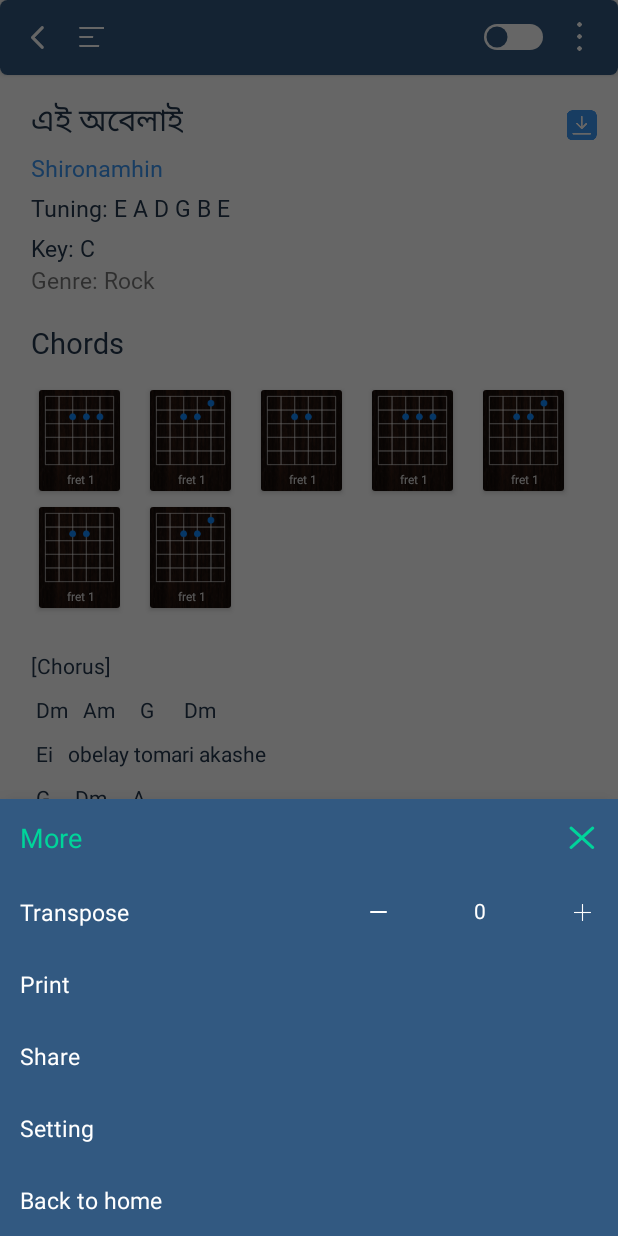
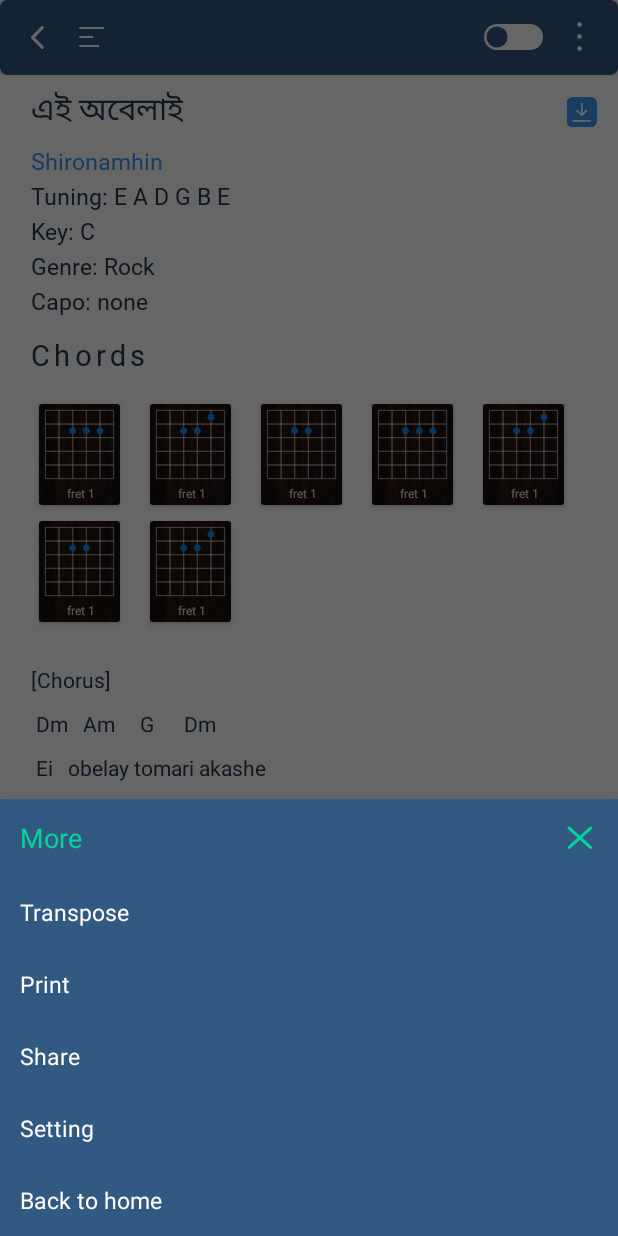
Before and after one commit to AkashShahriar55/chordera, an Android app: the fragment ChordDisplayFragment placed in its activity, after a tap on an icon or button, on a phone screen of 412 x 824 dp. Run offline under Robolectric (Android 15) with nearby library versions, the phone set to English and light mode, and no system bars; our stand-ins replace Firebase (no records; nobody signed in at launch, a user with empty details on screens opened directly), sdp/ssp sizes; libraries missing offline, so code that uses them is left out: com.karumi.dexter, io.grpc.internal, io.itimetraveler.widget, me.everything.android, org.billthefarmer.mididriver; 4 statements that could not run were skipped.

Commit message:
chordera sprint 2.0 done word

```diff
--- a/app/src/main/java/com/cookietech/chordera/appcomponents/NavigatorTags.java
+++ b/app/src/main/java/com/cookietech/chordera/appcomponents/NavigatorTags.java
@@ -14,4 +14,5 @@ public class NavigatorTags {
     public static final String SELECTION_TYPE_FRAGMENT = "selection_type_fragment";
     public static final String CHORD_DISPLAY_FRAGMENT = "chord_display_fragment";
     public static final String CHORD_DISPLAY_FULLSCREEN_FRAGMENT = "chord_display_fullscreen_fragment";
+    public static final int CONTAINER_ID_DEFAULT = 1;
 }
--- a/app/src/main/java/com/cookietech/chordera/chordDisplay/ChordDisplayFragment.java
+++ b/app/src/main/java/com/cookietech/chordera/chordDisplay/ChordDisplayFragment.java
@@ -25,8 +25,10 @@ import android.widget.ImageView;
 import android.widget.Toast;
 
 import com.cookietech.chordera.R;
+import com.cookietech.chordera.appcomponents.NavigatorTags;
 import com.cookietech.chordera.databinding.FragmentChordDisplayBinding;
 import com.cookietech.chordera.fragments.ChorderaFragment;
+import com.cookietech.chordera.models.Navigator;
 import com.cookietech.chordera.models.SelectionType;
 import com.cookietech.chordera.models.SongsPOJO;
 import com.cookietech.chordera.models.TabPOJO;
@@ -35,6 +37,9 @@ import com.cookietech.chordlibrary.ChordsAdapter;
 import com.google.android.material.bottomsheet.BottomSheetBehavior;
 
 import java.util.ArrayList;
+import java.util.Calendar;
+
+import static com.cookietech.chordera.chordDisplay.ChordDisplayTransposeModal.TRANSPOSE_CAPO;
 
 /**
  * A simple {@link Fragment} subclass.
@@ -53,6 +58,7 @@ public class ChordDisplayFragment extends ChorderaFragment implements ChordsAdap
     private SelectionType selectedTab;
     private TabPOJO tabData;
     private ImageView auto_scroll_btn;
+    private String lastSelectedTransposeType = TRANSPOSE_CAPO;
 
     public ChordDisplayFragment() {
         // Required empty public constructor
@@ -135,11 +141,20 @@ public class ChordDisplayFragment extends ChorderaFragment implements ChordsAdap
             @Override
             public void onClick(View v) {
 
-                ChordDisplaySettingModal moreFragmentDialog = ChordDisplaySettingModal.newInstance(lastSelectedTranspose);
+                ChordDisplaySettingModal moreFragmentDialog = ChordDisplaySettingModal.newInstance();
                 moreFragmentDialog.setCallback(new ChordDisplaySettingModal.MoreCallback() {
+
                     @Override
-                    public void onTranspose(int transpose) {
-                        lastSelectedTranspose = transpose;
+                    public void onTransposeSelected() {
+                        ChordDisplayTransposeModal transposeModalDialog = ChordDisplayTransposeModal.newInstance(tabData.getKey(),lastSelectedTranspose,lastSelectedTransposeType);
+                        transposeModalDialog.setCallback(new ChordDisplayTransposeModal.TransposeCallback() {
+                            @Override
+                            public void onTranspose(int transpose, String transposeType) {
+                                lastSelectedTranspose = transpose;
+                                lastSelectedTransposeType = transposeType;
+                            }
+                        });
+                        transposeModalDialog.show(requireFragmentManager(),"transpose_dialog");
                     }
 
                     @Override
@@ -160,9 +175,10 @@ public class ChordDisplayFragment extends ChorderaFragment implements ChordsAdap
                     @Override
                     public void onBackToHomeSelected() {
                         Log.d("more_debug", "onBackToHomeSelected: ");
+                        mainViewModel.setNavigation(NavigatorTags.LANDING_FRAGMENT,NavigatorTags.CONTAINER_ID_DEFAULT);
                     }
                 });
-                moreFragmentDialog.show(requireFragmentManager(),"dialog");
+                moreFragmentDialog.show(requireFragmentManager(),"more_dialog");
             }
         });
 
@@ -187,6 +203,7 @@ public class ChordDisplayFragment extends ChorderaFragment implements ChordsAdap
                 Toast.makeText(requireContext(), "Hey", Toast.LENGTH_SHORT).show();
             }
         });
+
 
     }
 
@@ -223,12 +240,12 @@ public class ChordDisplayFragment extends ChorderaFragment implements ChordsAdap
         if(selectedSong != null){
             binding.tvSongName.setText(selectedSong.getSong_name());
             binding.tvBandName.setText(selectedSong.getArtist_name());
+            binding.tvGenre.setText("Genre: "+ selectedSong.getGenre());
         }
 
         if(tabData != null){
             binding.tvTuning.setText("Tuning: "+ tabData.getTuning());
             binding.tvKey.setText("Key: "+ tabData.getKey());
-            binding.tvGenre.setText("Genre: "+ tabData.getGenre());
             binding.tvSongChords.setText(tabData.getData());
         }
     }
@@ -388,6 +405,8 @@ public class ChordDisplayFragment extends ChorderaFragment implements ChordsAdap
         binding.tvKey.setTextColor(getResources().getColor(R.color.colorPrimary));
         binding.tvChords.setTextColor(getResources().getColor(R.color.colorPrimary));
         binding.tvSongChords.setTextColor(getResources().getColor(R.color.colorPrimary));
+        binding.tvGenre.setTextColor(getResources().getColor(R.color.colorPrimary));
+        binding.tvCapo.setTextColor(getResources().getColor(R.color.colorPrimary));
     }
 
     private void activateDarkMode(){
@@ -397,6 +416,8 @@ public class ChordDisplayFragment extends ChorderaFragment implements ChordsAdap
         binding.tvKey.setTextColor(getResources().getColor(R.color.white));
         binding.tvChords.setTextColor(getResources().getColor(R.color.white));
         binding.tvSongChords.setTextColor(getResources().getColor(R.color.white));
+        binding.tvGenre.setTextColor(getResources().getColor(R.color.white));
+        binding.tvCapo.setTextColor(getResources().getColor(R.color.white));
     }
 
     private void toggleMode() {
--- a/app/src/main/java/com/cookietech/chordera/chordDisplay/ChordDisplaySettingModal.java
+++ b/app/src/main/java/com/cookietech/chordera/chordDisplay/ChordDisplaySettingModal.java
@@ -24,16 +24,16 @@ public class ChordDisplaySettingModal extends BottomSheetDialogFragment {
 
     FragmentChordDisplaySettingModalBinding binding;
     MoreCallback callback;
-    int transposeValue;
+
 
     public ChordDisplaySettingModal() {
         // Required empty public constructor
     }
 
-    public static ChordDisplaySettingModal newInstance(int lastTranspose) {
+    public static ChordDisplaySettingModal newInstance() {
         ChordDisplaySettingModal fragment = new ChordDisplaySettingModal();
         Bundle args = new Bundle();
-        args.putInt("last_transpose",lastTranspose);
+
         fragment.setArguments(args);
         return fragment;
     }
@@ -46,7 +46,7 @@ public class ChordDisplaySettingModal extends BottomSheetDialogFragment {
     public void onCreate(Bundle savedInstanceState) {
         super.onCreate(savedInstanceState);
         if (getArguments() != null) {
-            transposeValue = getArguments().getInt("last_transpose");
+
         }
     }
 
@@ -61,26 +61,7 @@ public class ChordDisplaySettingModal extends BottomSheetDialogFragment {
     @Override
     public void onViewCreated(@NonNull View view, @Nullable Bundle savedInstanceState) {
         super.onViewCreated(view, savedInstanceState);
-        binding.transposeValue.setText(String.valueOf(transposeValue));
-        binding.transposePlusBtn.setOnClickListener(new View.OnClickListener() {
-            @Override
-            public void onClick(View v) {
-                transposeValue++;
-                if(callback!=null)
-                    callback.onTranspose(transposeValue);
-                binding.transposeValue.setText(String.valueOf(transposeValue));
-            }
-        });
 
-        binding.transposeMinusBtn.setOnClickListener(new View.OnClickListener() {
-            @Override
-            public void onClick(View v) {
-                transposeValue--;
-                if(callback!=null)
-                    callback.onTranspose(transposeValue);
-                binding.transposeValue.setText(String.valueOf(transposeValue));
-            }
-        });
 
         binding.moreBackToHomeBtn.setOnClickListener(new View.OnClickListener() {
             @Override
@@ -114,6 +95,16 @@ public class ChordDisplaySettingModal extends BottomSheetDialogFragment {
                 dismiss();
             }
         });
+        binding.moreTransposeBtn.setOnClickListener(new View.OnClickListener() {
+            @Override
+            public void onClick(View v) {
+                if(callback!=null)
+                    callback.onTransposeSelected();
+                dismiss();
+            }
+        });
+
+
 
         binding.moreCloseBtn.setOnClickListener(new View.OnClickListener() {
             @Override
@@ -124,7 +115,7 @@ public class ChordDisplaySettingModal extends BottomSheetDialogFragment {
     }
 
     public interface MoreCallback{
-        void onTranspose(int transpose);
+        void onTransposeSelected();
         void onPrintSelected();
         void onShareSelected();
         void onSettingSelected();
--- a/app/src/main/res/layout/fragment_chord_display.xml
+++ b/app/src/main/res/layout/fragment_chord_display.xml
@@ -51,10 +51,25 @@
                     app:layout_constraintTop_toTopOf="parent">
 
                     <TextView
+                        android:id="@+id/tv_capo"
+                        android:layout_width="wrap_content"
+                        android:layout_height="wrap_content"
+                        android:layout_marginTop="5dp"
+                        android:fontFamily="@font/roboto_regular"
+                        android:includeFontPadding="false"
+                        android:text="Capo: none"
+                        android:textSize="@dimen/_12ssp"
+                        app:layout_constraintBottom_toBottomOf="parent"
+                        app:layout_constraintStart_toStartOf="parent"
+                        app:layout_constraintTop_toBottomOf="@+id/tv_genre" />
+
+                    <TextView
                         android:id="@+id/tv_song_name"
                         android:layout_width="wrap_content"
                         android:layout_height="wrap_content"
-                        android:layout_marginTop="15dp"
+                        android:includeFontPadding="false"
+                        android:paddingTop="@dimen/_8sdp"
+                        android:paddingBottom="@dimen/_8sdp"
                         android:text="এই অবেলাই"
                         android:textSize="@dimen/_16ssp"
                         app:layout_constraintStart_toStartOf="parent"
@@ -64,8 +79,8 @@
                         android:id="@+id/tv_band_name"
                         android:layout_width="wrap_content"
                         android:layout_height="wrap_content"
-                        android:layout_marginTop="5dp"
                         android:fontFamily="@font/roboto_regular"
+                        android:includeFontPadding="false"
                         android:text="Shironamhin"
                         android:textColor="@color/chord_display_band_name"
                         android:textSize="@dimen/_12ssp"
@@ -78,6 +93,7 @@
                         android:layout_height="wrap_content"
                         android:layout_marginTop="5dp"
                         android:fontFamily="@font/roboto_regular"
+                        android:includeFontPadding="false"
                         android:text="Tuning: E A D G B E"
                         android:textSize="@dimen/_12ssp"
                         app:layout_constraintStart_toStartOf="parent"
@@ -89,6 +105,7 @@
                         android:layout_height="wrap_content"
                         android:layout_marginTop="5dp"
                         android:fontFamily="@font/roboto_regular"
+                        android:includeFontPadding="false"
                         android:text="Key: C"
                         android:textSize="@dimen/_12ssp"
                         app:layout_constraintStart_toStartOf="parent"
@@ -98,11 +115,13 @@
                         android:id="@+id/tv_genre"
                         android:layout_width="wrap_content"
                         android:layout_height="wrap_content"
+                        android:layout_marginTop="5dp"
+                        android:fontFamily="@font/roboto_regular"
+                        android:includeFontPadding="false"
                         android:text="Genre: Rock"
-                        android:fontFamily="@font/roboto_regular"
                         android:textSize="@dimen/_12ssp"
-                        app:layout_constraintTop_toBottomOf="@id/tv_key"
-                        app:layout_constraintLeft_toLeftOf="parent"/>
+                        app:layout_constraintLeft_toLeftOf="parent"
+                        app:layout_constraintTop_toBottomOf="@id/tv_key" />
 
                     <ImageView
                         android:id="@+id/imageView10"
@@ -128,8 +147,11 @@
                         android:id="@+id/tv_chords"
                         android:layout_width="wrap_content"
                         android:layout_height="wrap_content"
-                        android:layout_marginTop="@dimen/_14sdp"
                         android:fontFamily="@font/roboto_regular"
+                        android:includeFontPadding="false"
+                        android:letterSpacing="0.15"
+                        android:paddingTop="@dimen/_12sdp"
+                        android:paddingBottom="@dimen/_12sdp"
                         android:text="Chords"
                         android:textSize="@dimen/_15ssp"
                         app:layout_constraintStart_toStartOf="parent"
@@ -139,7 +161,6 @@
                         android:id="@+id/rv_chords"
                         android:layout_width="0dp"
                         android:layout_height="wrap_content"
-                        android:layout_marginTop="@dimen/_10sdp"
                         app:layout_constraintEnd_toEndOf="parent"
                         app:layout_constraintStart_toStartOf="parent"
                         app:layout_constraintTop_toBottomOf="@+id/tv_chords" />
--- a/app/src/main/res/layout/fragment_chord_display_setting_modal.xml
+++ b/app/src/main/res/layout/fragment_chord_display_setting_modal.xml
@@ -16,7 +16,7 @@
         android:text="More"
         android:textColor="#00D49A"
         android:textSize="@dimen/_14ssp"
-        app:layout_constraintBottom_toTopOf="@+id/textView6"
+        app:layout_constraintBottom_toTopOf="@+id/more_transpose_btn"
         app:layout_constraintStart_toStartOf="parent"
         app:layout_constraintTop_toTopOf="parent" />
 
@@ -35,14 +35,15 @@
         app:tint="#00D49A" />
 
     <TextView
-        android:id="@+id/textView6"
-        android:layout_width="wrap_content"
+        android:id="@+id/more_transpose_btn"
+        android:layout_width="0dp"
         android:layout_height="wrap_content"
         android:padding="@dimen/_10sdp"
         android:text="Transpose"
         android:textColor="@color/color_white"
         android:textSize="@dimen/_12ssp"
         app:layout_constraintBottom_toTopOf="@+id/smore_print_btn"
+        app:layout_constraintEnd_toEndOf="parent"
         app:layout_constraintStart_toStartOf="parent"
         app:layout_constraintTop_toBottomOf="@+id/textView9" />
 
@@ -60,7 +61,7 @@
         app:layout_constraintBottom_toTopOf="@+id/more_share_btn"
         app:layout_constraintEnd_toEndOf="parent"
         app:layout_constraintStart_toStartOf="parent"
-        app:layout_constraintTop_toBottomOf="@+id/textView6" />
+        app:layout_constraintTop_toBottomOf="@+id/more_transpose_btn" />
 
     <TextView
         android:id="@+id/more_share_btn"
@@ -110,52 +111,4 @@
         app:layout_constraintStart_toStartOf="parent"
         app:layout_constraintTop_toBottomOf="@+id/more_setting_btn" />
 
-    <ImageView
-        android:id="@+id/transpose_plus_btn"
-        android:layout_width="0dp"
-        android:layout_height="0dp"
-        android:background="?android:attr/selectableItemBackground"
-        android:clickable="true"
-        android:focusable="auto"
-        android:scaleType="centerInside"
-        android:src="@drawable/plus_icon"
-        app:layout_constraintBottom_toBottomOf="@+id/textView6"
-        app:layout_constraintDimensionRatio="1:1"
-        app:layout_constraintEnd_toEndOf="parent"
-        app:layout_constraintStart_toEndOf="@+id/transpose_value"
-        app:layout_constraintStart_toStartOf="@+id/more_close_btn"
-        app:layout_constraintTop_toTopOf="@+id/textView6"
-        app:layout_constraintVertical_bias="0.0" />
-
-    <ImageView
-        android:id="@+id/transpose_minus_btn"
-        android:layout_width="0dp"
-        android:layout_height="0dp"
-        android:layout_marginEnd="20dp"
-        android:background="?android:attr/selectableItemBackground"
-        android:clickable="true"
-        android:focusable="auto"
-        android:scaleType="centerInside"
-        android:src="@drawable/minus_icon"
-        app:layout_constraintBottom_toBottomOf="@+id/transpose_plus_btn"
-        app:layout_constraintDimensionRatio="1:1"
-        app:layout_constraintEnd_toStartOf="@+id/transpose_value"
-        app:layout_constraintHorizontal_chainStyle="packed"
-        app:layout_constraintTop_toTopOf="@+id/transpose_plus_btn"
-        app:layout_constraintVertical_bias="0.437" />
-
-    <TextView
-        android:id="@+id/transpose_value"
-        android:layout_width="0dp"
-        android:layout_height="0dp"
-        android:layout_marginEnd="20dp"
-        android:gravity="center|center_horizontal"
-        android:includeFontPadding="false"
-        android:text="0"
-        android:textColor="@color/color_white"
-        app:layout_constraintBottom_toBottomOf="@+id/transpose_plus_btn"
-        app:layout_constraintDimensionRatio="1:1"
-        app:layout_constraintEnd_toStartOf="@+id/transpose_plus_btn"
-        app:layout_constraintTop_toTopOf="@+id/transpose_plus_btn" />
-
 </androidx.constraintlayout.widget.ConstraintLayout>
```
Also changed, not shown: app/src/main/java/com/cookietech/chordera/application/AppSharedComponents.java (+10 -0 lines), app/src/main/java/com/cookietech/chordera/chordDisplay/ChordDisplayTransposeModal.java (added, +188 -0 lines), app/src/main/java/com/cookietech/chordera/featureSongList/top10/TopSongListFragment.java (+7 -0 lines), app/src/main/java/com/cookietech/chordera/models/SongsPOJO.java (+40 -36 lines), app/src/main/java/com/cookietech/chordera/models/TabPOJO.java (+1 -23 lines), app/src/main/res/drawable-xhdpi/transpose_selector_background.xml (added, +17 -0 lines), app/src/main/res/layout/fragment_chord_display_transpose_modal.xml (added, +131 -0 lines), app/src/main/res/drawable-hdpi/capo.png (added), app/src/main/res/drawable-ldpi/capo.png (added), app/src/main/res/drawable-mdpi/capo.png (added), app/src/main/res/drawable-xhdpi/capo.png (added), app/src/main/res/drawable-xxhdpi/capo.png (added), app/src/main/res/drawable-xxxhdpi/capo.png (added).
